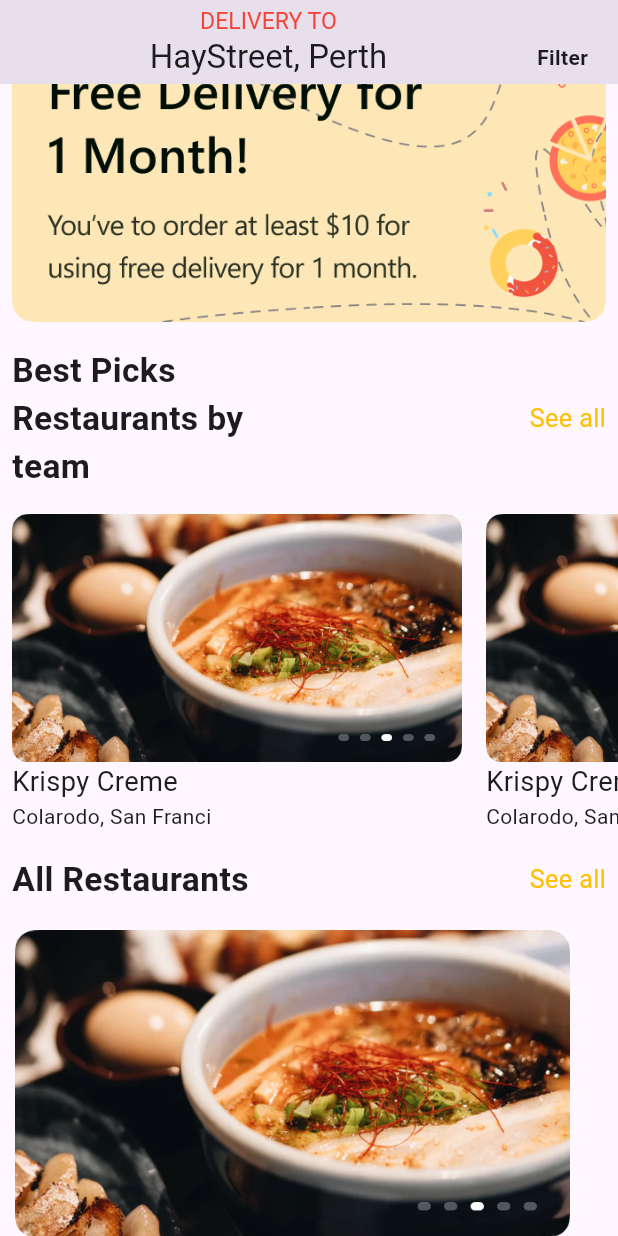
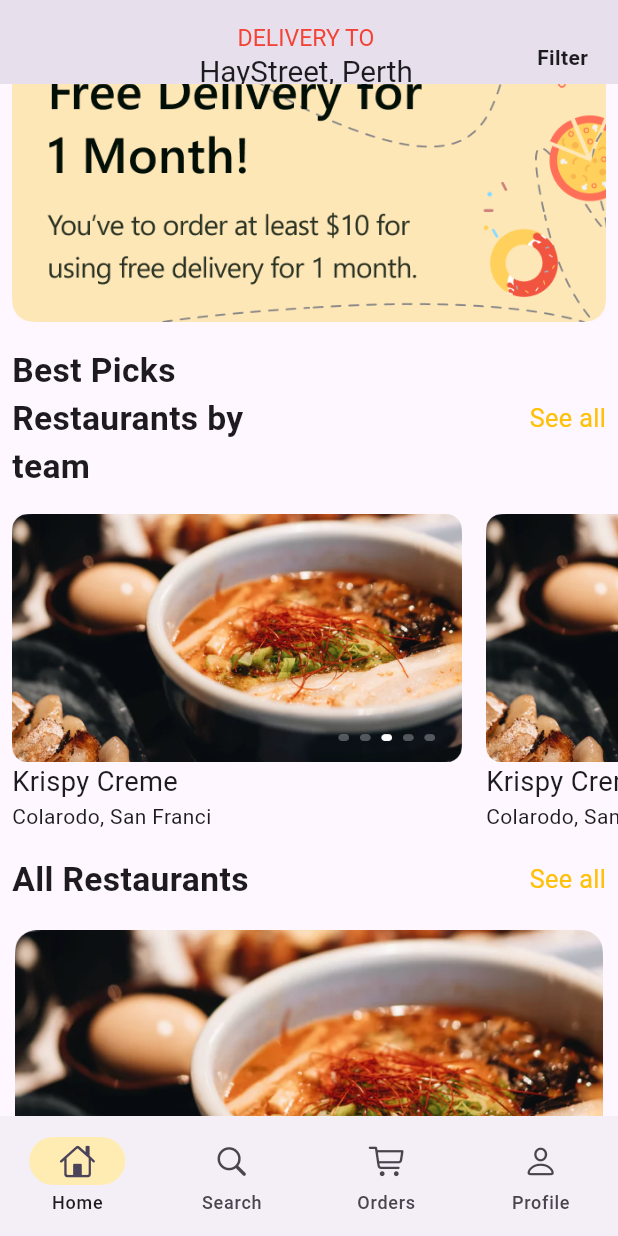
Before and after one commit to suraj20031215/FoodOrderingApp_UI, a Flutter app: the screen it shows after launch, scrolled down 576 dp, on a phone screen of 412 x 824 dp. Run offline on Flutter 3.47's test engine with Material 3 defaults, Android fonts, the phone set to English and light mode, and no system bars; our stand-ins replace card_swiper.

Commit message:
adding bottom nav bar and other screen

```diff
--- a/lib/main.dart
+++ b/lib/main.dart
@@ -1,4 +1,6 @@
-import 'package:demoo/home_page.dart';
+import 'package:demoo/screen/home_screen.dart';
+import 'package:demoo/widgets/bottom_navbar.dart';
+import 'package:demoo/screen/screen1.dart';
 import 'package:flutter/material.dart';
 
 void main() {
@@ -33,7 +35,7 @@ class MyApp extends StatelessWidget {
         colorScheme: ColorScheme.fromSeed(seedColor: Colors.deepPurple),
         useMaterial3: true,
       ),
-      home: HomePage(),
+      home: BottomNavbar(),
       // home: const MyHomePage(title: 'Flutter Demo Home Page'),
     );
   }
--- a/lib/home_page.dart
+++ b/lib/screen/home_screen.dart
@@ -1,29 +1,37 @@
 import 'package:card_swiper/card_swiper.dart';
+import 'package:flutter/cupertino.dart';
 import 'package:flutter/material.dart';
 
-class HomePage extends StatefulWidget {
-  const HomePage({super.key});
+import '../all_featured.dart';
+
+
+class HomeScreen extends StatefulWidget {
+  const HomeScreen({super.key});
 
   @override
-  State<HomePage> createState() => _HomePageState();
+  State<HomeScreen> createState() => _HomeScreenState();
 }
 
-class _HomePageState extends State<HomePage> {
+class _HomeScreenState extends State<HomeScreen> {
+
   @override
   Widget build(BuildContext context) {
     return Scaffold(
 appBar: AppBar(
 
   title: const Center(
+    child: Padding(
+      padding: EdgeInsets.only(left: 50,top: 40),
       child: Column(
         mainAxisAlignment: MainAxisAlignment.center,
         crossAxisAlignment: CrossAxisAlignment.center,
         children: [
-        SizedBox(height: 20,),
+        //  SizedBox(height: 40,),
           Text('DELIVERY TO',textScaleFactor: 0.7,style: TextStyle(color: Colors.red),),
-        Text('HayStreet, Perth'),
+          Text('HayStreet, Perth',textScaleFactor: 0.9,),
           SizedBox(height: 20,)
         ],
+      ),
     ),
   ),
   actions: const [
@@ -35,8 +43,6 @@ appBar: AppBar(
 
   ],
 ),
-
-
 
       body:SingleChildScrollView(
         child: Column(
@@ -61,7 +67,7 @@ appBar: AppBar(
         ),
             ),
 
-              const Row(
+              Row(
                 mainAxisAlignment: MainAxisAlignment.spaceBetween,
                 children: [
                   Padding(
@@ -69,11 +75,16 @@ appBar: AppBar(
                     child: Text('Featured\nPatners',textScaleFactor: 1.8,style: TextStyle(fontWeight: FontWeight.w600)),
 
                   ),
-                  Padding(
+                  InkWell(
+                    onTap: () {
+                      Navigator.push(context, MaterialPageRoute(builder: (context) => const AllFeatured(),));
+                    },
+                    child: Padding(
                       padding: EdgeInsets.all(8.0),
                       child: SizedBox(
                         child: Text('See all',textScaleFactor: 1.2,style: TextStyle(color: Colors.amber),),
 
+                      ),
                     ),
                   ),
 
@@ -93,8 +104,8 @@ appBar: AppBar(
                                width:300,
                                child: Image.asset('assets/images/img_5.png'),
                              ),
-                              Text('Krispy Creme',textScaleFactor: 1.3,),
-                              Text('Colarodo, San Franci'),
+                              const Text('Krispy Creme',textScaleFactor: 1.3,),
+                              const Text('Colarodo, San Franci'),
                             ],
                           ),
                         ),
@@ -107,8 +118,8 @@ appBar: AppBar(
                            width:300,
                            child: Image.asset('assets/images/img_5.png'),
                          ),
-                         Text('Krispy Creme',textScaleFactor: 1.3,),
-                         Text('Colarodo, San Franci'),
+                         const Text('Krispy Creme',textScaleFactor: 1.3,),
+                         const Text('Colarodo, San Franci'),
                        ],
                      ),
                    ),
@@ -198,8 +209,9 @@ appBar: AppBar(
                     child: Column(
                       crossAxisAlignment: CrossAxisAlignment.start,
                       children: [
-                        SizedBox(
-                          width:370,
+                        Container(
+                          alignment:Alignment.center ,
+
                           child: Image.asset('assets/images/img_5.png'),
                         ),
                         Text("McDonald's",textScaleFactor: 1.3,),
@@ -210,7 +222,10 @@ appBar: AppBar(
 
 
             ]),
-      )
+      ),
+
+
+
     );
   }
 }
--- /dev/null
+++ b/lib/widgets/bottom_navbar.dart
@@ -0,0 +1,66 @@
+import 'package:demoo/screen/home_screen.dart';
+import 'package:demoo/screen/orders_screen.dart';
+import 'package:demoo/screen/search_screen.dart';
+import 'package:flutter/cupertino.dart';
+import 'package:flutter/material.dart';
+
+import '../screen/profile_screen.dart';
+
+class BottomNavbar extends StatefulWidget {
+  const BottomNavbar({super.key});
+
+  @override
+  State<BottomNavbar> createState() => _BottomNavbarState();
+}
+
+class _BottomNavbarState extends State<BottomNavbar> {
+  int currentPageIndex = 0;
+  @override
+  Widget build(BuildContext context) {
+    return Scaffold(
+      bottomNavigationBar: NavigationBar(
+       elevation: 30,
+        surfaceTintColor: Colors.white,
+        onDestinationSelected: (int index) {
+          setState(() {
+            currentPageIndex = index;
+          });
+        },
+        // indicatorColor: Colors.blueGrey,
+        selectedIndex: currentPageIndex,
+        indicatorColor: Colors.amber[100],
+
+        destinations: const <Widget>[
+          NavigationDestination(
+            selectedIcon: Icon(CupertinoIcons.home),
+            icon: Icon(CupertinoIcons.home),
+            label: 'Home',
+          ),
+          NavigationDestination(
+            icon:  Icon(CupertinoIcons.search),
+            label: 'Search',
+          ),
+          NavigationDestination(
+            icon: Icon(CupertinoIcons.cart),
+
+            label: 'Orders',
+          ),
+          NavigationDestination(
+            icon:Icon(CupertinoIcons.person),
+
+            label: 'Profile',
+          ),
+        ],
+      ),
+
+      body: <Widget>[
+        HomeScreen(),
+        SearchScreen(),
+        OrdersScreen(),
+        ProfileScreen()
+
+      ][currentPageIndex],
+
+    );
+  }
+}
--- a/pubspec.yaml
+++ b/pubspec.yaml
@@ -63,6 +63,7 @@ flutter:
   # To add assets to your application, add an assets section, like this:
   assets:
    - assets/images/
+   - assets/food/
   #   - images/a_dot_ham.jpeg
 
   # An image asset can refer to one or more resolution-specific "variants", see
```
Also changed, not shown: lib/all_featured.dart (added, +35 -0 lines), lib/screen/orders_screen.dart (added, +201 -0 lines), lib/screen/profile_screen.dart (added, +148 -0 lines), lib/screen/screen1.dart (added, +33 -0 lines), lib/screen/search_screen.dart (added, +63 -0 lines), assets/food/img.png (added), assets/food/img_1.png (added), assets/food/img_2.png (added). Lines whose indentation alone changed are shown as unchanged.
